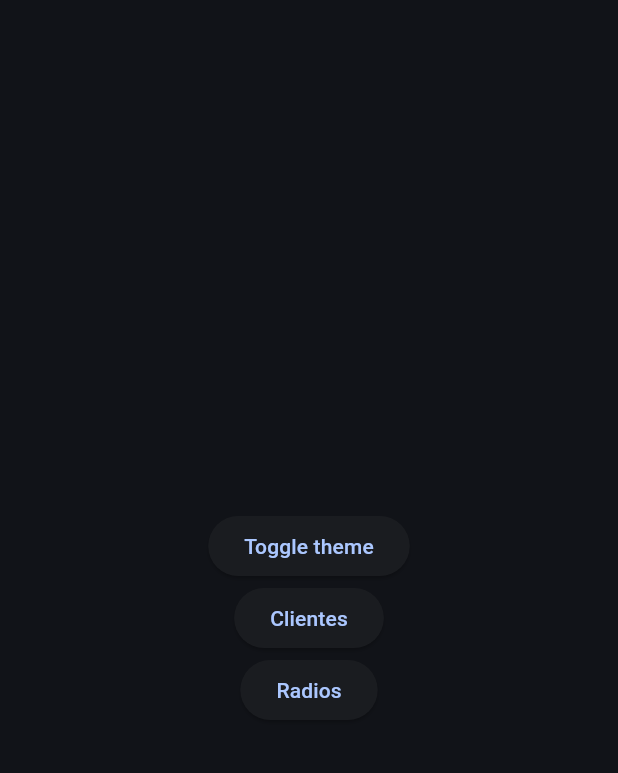
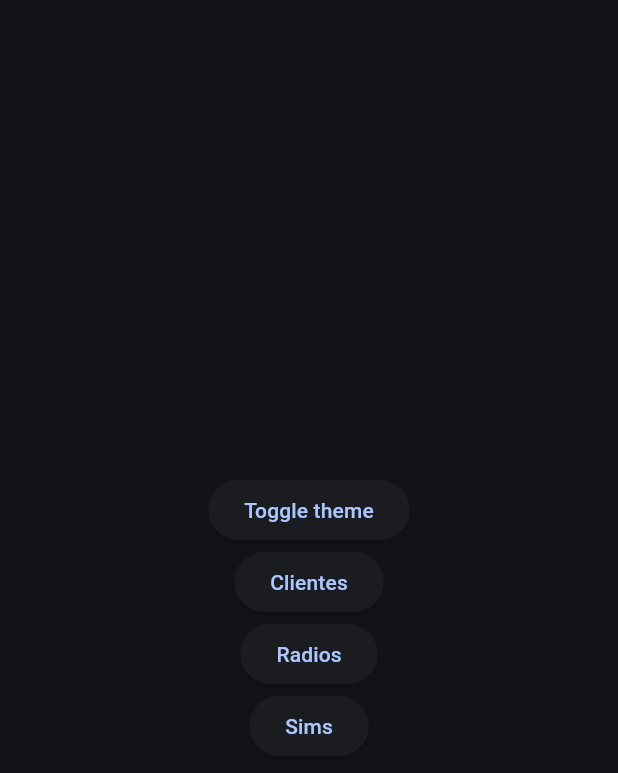
Before and after one commit to carum98/skyradio_mobile, a Flutter app: the HomeView screen opened by its route, on a phone screen of 412 x 824 dp. Shown: the top 773 px of the screen. Run offline on Flutter 3.47's test engine with Material 3 defaults, Android fonts, the phone set to English and light mode, and no system bars; our stand-ins replace flutter_secure_storage; accounts and stored records are empty.

Commit message:
Add Sims list

```diff
--- a/lib/core/dependency_inyection.dart
+++ b/lib/core/dependency_inyection.dart
@@ -6,10 +6,12 @@ import 'package:skyradio_mobile/core/storage.dart';
 import 'package:skyradio_mobile/repository/auth.dart';
 import 'package:skyradio_mobile/repository/clients.dart';
 import 'package:skyradio_mobile/repository/radios.dart';
+import 'package:skyradio_mobile/repository/sims.dart';
 import 'package:skyradio_mobile/services/auth.dart';
 import 'package:skyradio_mobile/services/auth_storage.dart';
 import 'package:skyradio_mobile/services/clients.dart';
 import 'package:skyradio_mobile/services/radios.dart';
+import 'package:skyradio_mobile/services/sims.dart';
 
 class DI extends InheritedWidget {
   final GlobalState state = GlobalState();
@@ -18,13 +20,16 @@ class DI extends InheritedWidget {
   late final SkHttp http;
 
   late final AuthStorageService authStorageService;
+
   late final AuthService authService;
   late final ClientsService clientsService;
   late final RadiosService radiosService;
+  late final SimsService simsService;
 
   late final AuthRepository authRepository;
   late final ClientsRepository clientsRepository;
   late final RadiosRepository radiosRepository;
+  late final SimsRepository simsRepository;
 
   DI({
     super.key,
@@ -54,6 +59,10 @@ class DI extends InheritedWidget {
       http: http,
     );
 
+    simsService = SimsService(
+      http: http,
+    );
+
     // Repository
     authRepository = AuthRepository(
       authStorageService: authStorageService,
@@ -66,6 +75,10 @@ class DI extends InheritedWidget {
 
     radiosRepository = RadiosRepository(
       radiosService: radiosService,
+    );
+
+    simsRepository = SimsRepository(
+      simsService: simsService,
     );
 
     /// Verify if the user is authenticated
--- a/lib/core/router.dart
+++ b/lib/core/router.dart
@@ -5,11 +5,13 @@ import 'package:skyradio_mobile/views/clients.dart';
 import 'package:skyradio_mobile/views/home.dart';
 import 'package:skyradio_mobile/views/login.dart';
 import 'package:skyradio_mobile/views/radios.dart';
+import 'package:skyradio_mobile/views/sims.dart';
 
 const HOME_VIEW = '/home';
 const LOGIN_VIEW = '/login';
 const CLIENTS_VIEW = '/clients';
 const RADIOS_VIEW = '/radios';
+const SIMS_VIEW = '/sims';
 
 class RouterGenerator {
   static Route<dynamic> generate(RouteSettings settings) {
@@ -30,6 +32,10 @@ class RouterGenerator {
         return MaterialPageRoute(
           builder: (_) => const RadiosView(),
         );
+      case SIMS_VIEW:
+        return MaterialPageRoute(
+          builder: (_) => const SimsView(),
+        );
       default:
         return MaterialPageRoute(builder: (_) => Container());
     }
--- /dev/null
+++ b/lib/models/sims.dart
@@ -0,0 +1,23 @@
+class Sims {
+  final String code;
+  final String number;
+
+  Sims({
+    required this.code,
+    required this.number,
+  });
+
+  factory Sims.fromJson(Map<String, dynamic> json) {
+    return Sims(
+      code: json['code'],
+      number: json['number'],
+    );
+  }
+
+  Map<String, dynamic> toJson() {
+    return {
+      'code': code,
+      'number': number,
+    };
+  }
+}
--- /dev/null
+++ b/lib/repository/sims.dart
@@ -0,0 +1,16 @@
+import 'package:skyradio_mobile/models/sims.dart';
+import 'package:skyradio_mobile/services/sims.dart';
+
+class SimsRepository {
+  final SimsService _simsService;
+
+  SimsRepository({
+    required SimsService simsService,
+  }) : _simsService = simsService;
+
+  Future<List<Sims>> getSims(Map<String, dynamic> params) async {
+    final data = await _simsService.getAll();
+
+    return data['data'].map<Sims>((sim) => Sims.fromJson(sim)).toList();
+  }
+}
--- /dev/null
+++ b/lib/services/sims.dart
@@ -0,0 +1,15 @@
+import 'package:skyradio_mobile/core/http.dart';
+
+class SimsService {
+  final SkHttp _http;
+
+  SimsService({
+    required SkHttp http,
+  }) : _http = http;
+
+  Future<Map<String, dynamic>> getAll() async {
+    final response = await _http.get('/sims');
+
+    return response.data;
+  }
+}
--- a/lib/views/home.dart
+++ b/lib/views/home.dart
@@ -36,6 +36,12 @@ class HomeView extends StatelessWidget {
               },
               child: const Text('Radios'),
             ),
+            ElevatedButton(
+              onPressed: () {
+                Navigator.of(context).pushNamed(SIMS_VIEW);
+              },
+              child: const Text('Sims'),
+            ),
           ],
         ),
       ),
```
Also changed, not shown: lib/views/sims.dart (added, +21 -0 lines).
